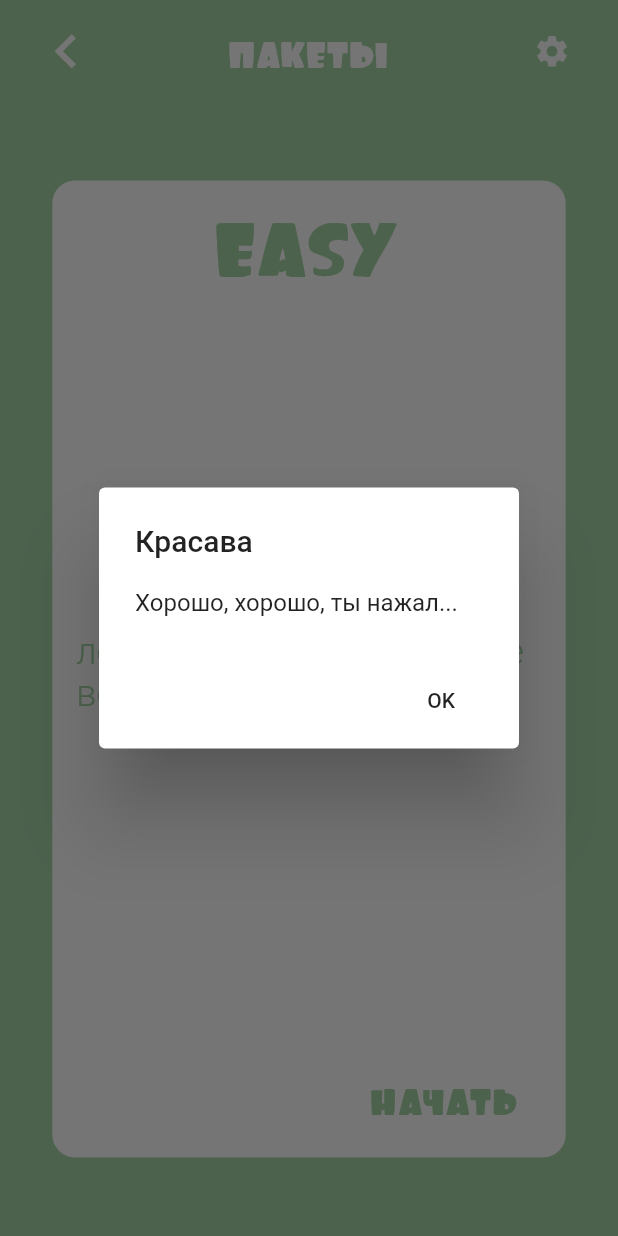
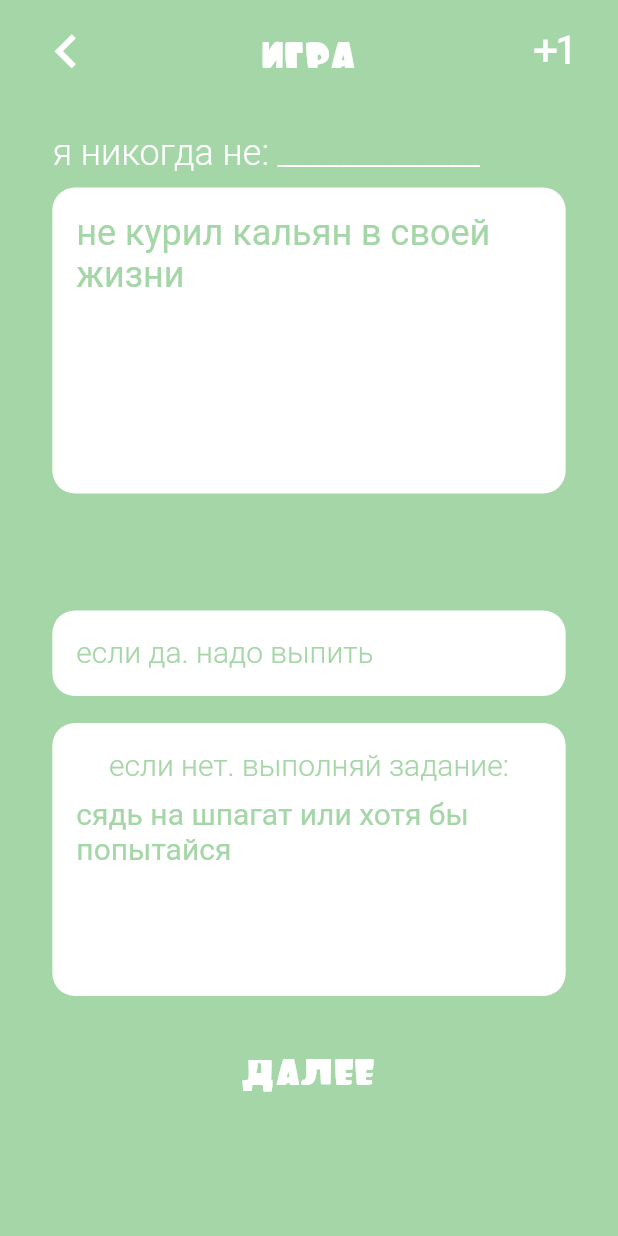
Before and after one commit to zikwall/never-have-i-ever, a Flutter app: the screen it shows after launch, after a tap on "начать", on a phone screen of 412 x 824 dp. Run offline on Flutter 3.47's test engine with Material 2 defaults, Android fonts, the phone set to English and light mode, and no system bars.

Commit message:
Init game screen

```diff
--- /dev/null
+++ b/lib/screens/game/game.dart
@@ -0,0 +1,178 @@
+import 'package:flutter/material.dart';
+import 'package:flutter/services.dart';
+import 'package:never_have_i_ever/widgets/app/game_header.dart';
+
+class Game extends StatelessWidget {
+  final Color color;
+
+  Game({
+    @required this.color,
+  });
+
+  Widget _buildQuestion(context) {
+    return Container(
+      padding: EdgeInsets.only(bottom: 60.0),
+      width: MediaQuery.of(context).size.width * 0.85,
+      height: MediaQuery.of(context).size.width - 140,
+      child: Card(
+        shape: RoundedRectangleBorder(
+          borderRadius: BorderRadius.circular(15.0),
+        ),
+        color: Colors.white,
+        elevation: 0,
+        child: Padding(
+          padding: EdgeInsets.all(16.0),
+          child: Text(
+            'не курил кальян в своей жизни',
+            style: TextStyle(
+                fontSize: 24.0,
+                color: color,
+                fontWeight: FontWeight.w400
+            ),
+          ),
+        ),
+      ),
+    );
+  }
+
+  Widget _buildNeverHaveIEver() {
+    return Padding(
+      padding: EdgeInsets.only(bottom: 5.0, left: 10.0, right: 10.0),
+      child: Align(
+        alignment: Alignment.centerLeft,
+        child: Text(
+          'я никогда не: _____________',
+          style: TextStyle(
+              fontSize: 24.0,
+              color: Colors.white,
+              fontWeight: FontWeight.w300
+          ),
+        ),
+      ),
+    );
+  }
+
+  Widget _buildDrink(context) {
+    return Container(
+      padding: EdgeInsets.only(top: 10.0),
+      width: MediaQuery.of(context).size.width * 0.85,
+      height: 75,
+      child: Card(
+        shape: RoundedRectangleBorder(
+          borderRadius: BorderRadius.circular(15.0),
+        ),
+        color: Colors.white,
+        elevation: 0,
+        child: Padding(
+          padding: EdgeInsets.all(16.0),
+          child: Text(
+            'если да. надо выпить',
+            style: TextStyle(
+                fontSize: 20.0,
+                color: color,
+                fontWeight: FontWeight.w300
+            ),
+          ),
+        ),
+      ),
+    );
+  }
+
+  Widget _buildTask(context) {
+    return Container(
+      padding: EdgeInsets.only(top: 10.0),
+      width: MediaQuery.of(context).size.width * 0.85,
+      height: 200,
+      child: Card(
+        shape: RoundedRectangleBorder(
+          borderRadius: BorderRadius.circular(15.0),
+        ),
+        color: Colors.white,
+        elevation: 0,
+        child: Padding(
+            padding: EdgeInsets.all(16.0),
+            child: Column(
+              children: <Widget>[
+                Text(
+                  'если нет. выполняй задание:',
+                  style: TextStyle(
+                      fontSize: 20.0,
+                      color: color,
+                      fontWeight: FontWeight.w300
+                  ),
+                ),
+                Padding(
+                  padding: EdgeInsets.only(top: 10.0),
+                  child: Text(
+                    'сядь на шпагат или хотя бы попытайся',
+                    style: TextStyle(
+                        fontSize: 20.0,
+                        color: color,
+                        fontWeight: FontWeight.w400
+                    ),
+                  ),
+                )
+              ],
+            )
+        ),
+      ),
+    );
+  }
+
+  Widget _buildNextButton() {
+    return Padding(
+      padding: EdgeInsets.only(top: 20.0),
+      child: FlatButton(
+        onPressed: () {
+
+        },
+        child: Text(
+          'далее',
+          style: TextStyle(
+              fontSize: 35.0,
+              color: Colors.white,
+              fontFamily: "Soft",
+              fontWeight: FontWeight.w700
+          ),
+        ),
+      ),
+    );
+  }
+
+  Widget build(BuildContext context) {
+    return AnnotatedRegion<SystemUiOverlayStyle>(
+        value: SystemUiOverlayStyle(
+          statusBarColor: Colors.transparent,
+          systemNavigationBarIconBrightness: Brightness.light,
+          statusBarIconBrightness: Brightness.light,
+        ),
+        child: Scaffold(
+          backgroundColor: color,
+          body: Column(
+            mainAxisSize: MainAxisSize.min,
+            crossAxisAlignment: CrossAxisAlignment.start,
+            children: <Widget>[
+              GameHeader(color: Colors.white, title: "игра"),
+              Expanded(
+                child: Padding(
+                  padding: EdgeInsets.only(
+                    left: 25.0,
+                    right: 25.0,
+                  ),
+                  child: Column(
+                    children: <Widget>[
+                      _buildNeverHaveIEver(),
+                      _buildQuestion(context),
+                      _buildDrink(context),
+                      _buildTask(context),
+                      _buildNextButton()
+                    ],
+                  )
+                ),
+              )
+            ]
+          )
+        )
+    );
+  }
+}
--- a/lib/screens/home/home.dart
+++ b/lib/screens/home/home.dart
@@ -1,8 +1,11 @@
 import 'package:flutter/material.dart';
 import 'package:flutter/services.dart';
-import 'package:never_have_i_ever/screens/home/packs.dart';
+import 'package:never_have_i_ever/widgets/pack/pack.dart';
+import 'package:never_have_i_ever/widgets/pack/pack_custom.dart';
 import 'package:never_have_i_ever/constants/colors.dart';
 import 'package:never_have_i_ever/widgets/app/app_header.dart';
+import 'package:never_have_i_ever/transitions/pack.dart';
+import 'package:never_have_i_ever/screens/game/game.dart';
 
 class Home extends StatefulWidget {
   @override
@@ -64,6 +67,82 @@ class HomeState extends State<Home> {
 
   @override
   Widget build(BuildContext context) {
+    final Packs = <Widget> [
+      Center(child: AppPack(
+        level: 'easy',
+        description: 'легкие и не принужденные вопросы для разогрева',
+        color: ColorConstants.AppColors['easy'],
+        onGame: () {
+          Navigator.push(
+              context,
+              PageTransition(
+                  type: PageTransitionType.downToUp,
+                  child: Game(
+                    color: ColorConstants.AppColors['easy'],
+                  ),
+                  duration: const Duration(milliseconds: 200)
+              )
+          );
+        },
+      )),
+      Center(child: AppPack(
+        level: 'spicy',
+        description: 'становится интересней. более откровенные вопросы, которые помогут узнать друзей еще лучше',
+        color: ColorConstants.AppColors['spicy'],
+        onGame: () {
+          Navigator.push(
+              context,
+              PageTransition(
+                  type: PageTransitionType.downToUp,
+                  child: Game(
+                    color: ColorConstants.AppColors['spicy'],
+                  ),
+                  duration: const Duration(milliseconds: 200)
+              )
+          );
+        },
+      )),
+      Center(child: AppPack(
+        level: 'hard',
+        description: 'начинается жара. откровенные вопросы, которые заставят покраснеть не один раз',
+        color:  ColorConstants.AppColors['hard'],
+        onGame: () {
+          Navigator.push(
+              context,
+              PageTransition(
+                  type: PageTransitionType.downToUp,
+                  child: Game(
+                    color: ColorConstants.AppColors['hard'],
+                  ),
+                  duration: const Duration(milliseconds: 200)
+              )
+          );
+        },
+      )),
+      Center(child: AppPack(
+        level: 'extreme',
+        description: 'самые горячие вопросы, которые позволят узнать самые пошлые секреты друзей',
+        color:  ColorConstants.AppColors['extreme'],
+        onGame: () {
+          Navigator.push(
+              context,
+              PageTransition(
+                  type: PageTransitionType.downToUp,
+                  child: Game(
+                    color: ColorConstants.AppColors['extreme'],
+                  ),
+                  duration: const Duration(milliseconds: 200)
+              )
+          );
+        },
+      )),
+      Center(child: AppPackCustom(
+        level: 'custom',
+        description: 'начните свою собственную игру. создайте свой набор, добавляйте любые вопросы из любого пакета или же придумывайте новые',
+        color:  ColorConstants.AppColors['custom'],
+      )),
+    ];
+
     return AnnotatedRegion<SystemUiOverlayStyle>(
         value: SystemUiOverlayStyle(
           statusBarColor: Colors.transparent,
--- a/lib/screens/home/packs.dart
+++ /dev/null
@@ -1,32 +0,0 @@
-import 'package:flutter/material.dart';
-import 'package:never_have_i_ever/widgets/pack/pack.dart';
-import 'package:never_have_i_ever/widgets/pack/pack_custom.dart';
-import 'package:never_have_i_ever/constants/colors.dart';
-
-final Packs = <Widget> [
-  Center(child: AppPack(
-    level: 'easy',
-    description: 'легкие и не принужденные вопросы для разогрева',
-    color: ColorConstants.AppColors['easy'],
-  )),
-  Center(child: AppPack(
-    level: 'spicy',
-    description: 'становится интересней. более откровенные вопросы, которые помогут узнать друзей еще лучше',
-    color: ColorConstants.AppColors['spicy'],
-  )),
-  Center(child: AppPack(
-    level: 'hard',
-    description: 'начинается жара. откровенные вопросы, которые заставят покраснеть не один раз',
-    color:  ColorConstants.AppColors['hard'],
-  )),
-  Center(child: AppPack(
-    level: 'extreme',
-    description: 'самые горячие вопросы, которые позволят узнать самые пошлые секреты друзей',
-    color:  ColorConstants.AppColors['extreme'],
-  )),
-  Center(child: AppPackCustom(
-    level: 'custom',
-    description: 'начните свою собственную игру. создайте свой набор, добавляйте любые вопросы из любого пакета или же придумывайте новые',
-    color:  ColorConstants.AppColors['custom'],
-  )),
-];
--- /dev/null
+++ b/lib/widgets/app/game_header.dart
@@ -0,0 +1,57 @@
+import 'package:flutter/material.dart';
+
+class GameHeader extends StatelessWidget {
+  final String title;
+  final Color color;
+
+  GameHeader({
+    @required this.title,
+    @required this.color,
+  });
+
+  @override
+  Widget build(BuildContext context) {
+    final double statusBarHeight = MediaQuery.of(context).padding.top;
+
+    return Container(
+      alignment: Alignment.topCenter,
+      child:
+      Padding(
+        padding: EdgeInsets.only(
+          left: 0,
+          top: 10 + statusBarHeight,
+          right: 0,
+          bottom: 30,
+        ),
+        child: Row(
+          mainAxisAlignment: MainAxisAlignment.center,
+          children: <Widget>[
+            FlatButton(
+                onPressed: () {
+                  Navigator.pop(context);
+                },
+                child: Icon(Icons.chevron_left, color: color, size: 45.0)
+            ),
+            const Spacer(),
+            Text(
+              title,
+              style: TextStyle(
+                fontSize: 35.0,
+                color: color,
+                fontFamily: "Soft",
+                fontWeight: FontWeight.w700,
+              ),
+            ),
+            const Spacer(),
+            FlatButton(
+                onPressed: () {
+
+                },
+                child: Icon(Icons.exposure_plus_1, color: color, size: 35.0)
+            ),
+          ],
+        ),
+      ),
+    );
+  }
+}
--- a/lib/widgets/pack/pack.dart
+++ b/lib/widgets/pack/pack.dart
@@ -5,9 +5,11 @@ class AppPack extends StatelessWidget {
   AppPack({
     @required this.level,
     @required this.description,
-    @required this.color
+    @required this.color,
+    @required this.onGame
   });
 
+  final Function() onGame;
   final String level;
   final String description;
   final Color color;
@@ -26,7 +28,8 @@ class AppPack extends StatelessWidget {
         child: PackContent(
             level: level,
             description: description,
-            color: color
+            color: color,
+            onGame: onGame,
         )
       ),
     );
--- a/lib/widgets/pack/pack_body_bottom.dart
+++ b/lib/widgets/pack/pack_body_bottom.dart
@@ -2,9 +2,11 @@ import 'package:flutter/material.dart';
 
 class PackBodyBottom extends StatelessWidget {
   final Color color;
+  final Function() onGame;
 
   PackBodyBottom({
-    @required this.color
+    @required this.color,
+    @required this.onGame
   });
 
   showAlertDialog(BuildContext context) {
@@ -44,7 +46,7 @@ class PackBodyBottom extends StatelessWidget {
             child:
             FlatButton(
               onPressed: () {
-                showAlertDialog(context);
+                onGame();
               },
               child: Text(
                 'начать',
--- a/lib/widgets/pack/pack_content.dart
+++ b/lib/widgets/pack/pack_content.dart
@@ -7,9 +7,11 @@ class PackContent extends StatelessWidget {
   PackContent({
     @required this.level,
     @required this.description,
-    @required this.color
+    @required this.color,
+    @required this.onGame
   });
 
+  final Function() onGame;
   final String level;
   final String description;
   final Color color;
@@ -34,7 +36,7 @@ class PackContent extends StatelessWidget {
         ),
         Align(
             alignment: Alignment.bottomCenter,
-            child: PackBodyBottom(color: color)
+            child: PackBodyBottom(color: color, onGame: onGame)
         ),
       ],
     );
```
